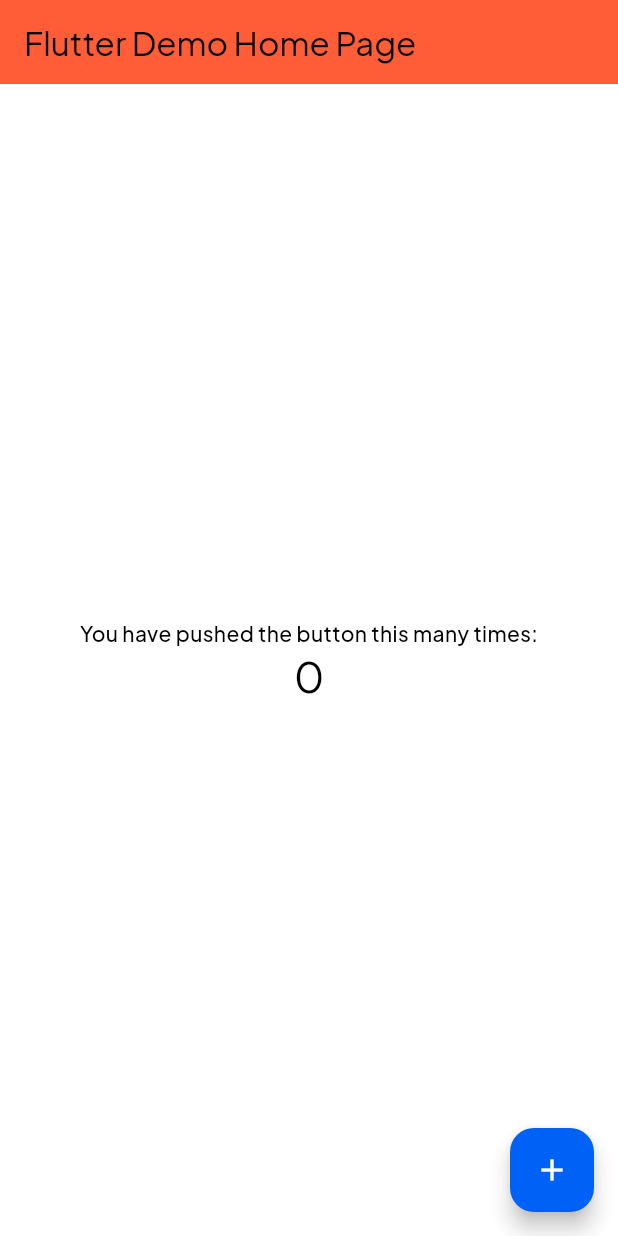
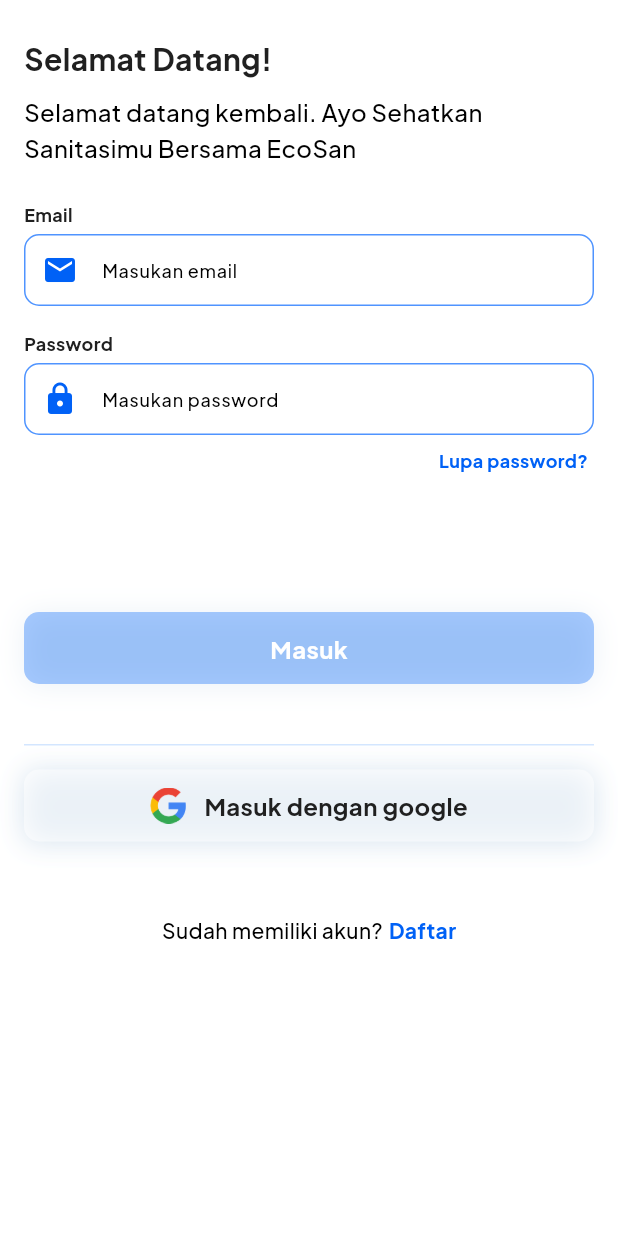
Before and after one commit to whoisgalih/ecosan, a Flutter app: the screen it shows after launch, on a phone screen of 412 x 824 dp. Run offline on Flutter 3.47's test engine with Material 2 defaults, Android fonts, the phone set to English and light mode, and no system bars; our stand-ins replace get, google_fonts.

Commit message:
ui slicing login

```diff
--- /dev/null
+++ b/lib/app/modules/auth/bindings/auth_binding.dart
@@ -0,0 +1,12 @@
+import 'package:get/get.dart';
+
+import '../controllers/auth_controller.dart';
+
+class AuthBinding extends Bindings {
+  @override
+  void dependencies() {
+    Get.lazyPut<AuthController>(
+      () => AuthController(),
+    );
+  }
+}
--- /dev/null
+++ b/lib/app/modules/auth/controllers/auth_controller.dart
@@ -0,0 +1,23 @@
+import 'package:get/get.dart';
+
+class AuthController extends GetxController {
+  //TODO: Implement AuthController
+
+  final count = 0.obs;
+  @override
+  void onInit() {
+    super.onInit();
+  }
+
+  @override
+  void onReady() {
+    super.onReady();
+  }
+
+  @override
+  void onClose() {
+    super.onClose();
+  }
+
+  void increment() => count.value++;
+}
--- /dev/null
+++ b/lib/app/modules/auth/views/auth_view.dart
@@ -0,0 +1,142 @@
+import 'package:ecosan/app/modules/themes/colors.dart';
+import 'package:ecosan/app/modules/themes/fonts.dart';
+import 'package:ecosan/app/modules/widgets/button.dart';
+import 'package:ecosan/app/modules/widgets/form_input.dart';
+import 'package:flutter/material.dart';
+
+import 'package:get/get.dart';
+
+import '../controllers/auth_controller.dart';
+
+class AuthView extends GetView<AuthController> {
+  const AuthView({Key? key}) : super(key: key);
+  @override
+  Widget build(BuildContext context) {
+    return Scaffold(
+      body: SafeArea(
+        child: Column(
+          children: [
+            Padding(
+              padding: const EdgeInsets.symmetric(horizontal: 16, vertical: 24),
+              child: Column(
+                crossAxisAlignment: CrossAxisAlignment.start,
+                children: [
+                  Text(
+                    "Selamat Datang!",
+                    style: TextStyles.header2.bold(),
+                  ),
+                  const SizedBox(height: 8),
+                  Text(
+                    "Selamat datang kembali. Ayo Sehatkan Sanitasimu Bersama EcoSan",
+                    style: TextStyles.normal,
+                  )
+                ],
+              ),
+            ),
+            Padding(
+              padding: const EdgeInsets.symmetric(horizontal: 16),
+              child: Column(
+                crossAxisAlignment: CrossAxisAlignment.end,
+                children: [
+                  const FormInput(
+                      hint: "Masukan email",
+                      icon: Icons.mail,
+                      label: "Email",
+                      keyboardType: TextInputType.emailAddress),
+                  const SizedBox(height: 16),
+                  const FormInput(
+                      label: "Password",
+                      hint: "Masukan password",
+                      keyboardType: TextInputType.visiblePassword,
+                      icon: Icons.lock),
+                  const SizedBox(height: 4),
+                  InkWell(
+                    customBorder: RoundedRectangleBorder(
+                        borderRadius: BorderRadius.circular(4)),
+                    onTap: () {},
+                    child: Padding(
+                      padding: const EdgeInsets.all(4.0),
+                      child: Text(
+                        "Lupa password?",
+                        style:
+                            TextStyles.tiny.bold(color: EcoSanColors.primary),
+                      ),
+                    ),
+                  ),
+                ],
+              ),
+            ),
+            SizedBox(height: 88),
+            Padding(
+              padding: EdgeInsets.symmetric(horizontal: 16),
+              child: Column(
+                children: [
+                  EcoSanButton(
+                    isDisabled: true,
+                    onTap: () {},
+                    child: Text(
+                      "Masuk",
+                      style: TextStyles.normal.bold(color: Colors.white),
+                    ),
+                  ),
+                  const SizedBox(height: 40),
+                  Divider(
+                    height: 1,
+                    color: EcoSanColors.primary[50],
+                  ),
+                  const SizedBox(height: 16),
+                  EcoSanButton(
+                    isDisabled: false,
+                    color: Colors.white,
+                    onTap: () {},
+                    boxShadows: const [
+                      BoxShadow(
+                        color: Color(0x1400519B),
+                        blurRadius: 15,
+                        offset: Offset(0, 1),
+                        spreadRadius: 0,
+                      )
+                    ],
+                    child: Row(
+                      crossAxisAlignment: CrossAxisAlignment.center,
+                      mainAxisAlignment: MainAxisAlignment.center,
+                      children: [
+                        Image.asset(
+                          "assets/images/google.png",
+                          width: 24,
+                          height: 24,
+                          fit: BoxFit.fill,
+                        ),
+                        const SizedBox(width: 12),
+                        Text(
+                          "Masuk dengan google",
+                          style: TextStyles.normal.bold(),
+                        ),
+                      ],
+                    ),
+                  ),
+                  const SizedBox(height: 48),
+                  Row(
+                    mainAxisAlignment: MainAxisAlignment.center,
+                    children: [
+                      Text(
+                        "Sudah memiliki akun?",
+                        style: TextStyles.small,
+                      ),
+                      SizedBox(width: 4),
+                      Text(
+                        "Daftar",
+                        style:
+                            TextStyles.small.bold(color: EcoSanColors.primary),
+                      )
+                    ],
+                  )
+                ],
+              ),
+            ),
+          ],
+        ),
+      ),
+    );
+  }
+}
--- /dev/null
+++ b/lib/app/modules/home/bindings/home_binding.dart
@@ -0,0 +1,12 @@
+import 'package:get/get.dart';
+
+import '../controllers/home_controller.dart';
+
+class HomeBinding extends Bindings {
+  @override
+  void dependencies() {
+    Get.lazyPut<HomeController>(
+      () => HomeController(),
+    );
+  }
+}
--- /dev/null
+++ b/lib/app/modules/home/controllers/home_controller.dart
@@ -0,0 +1,23 @@
+import 'package:get/get.dart';
+
+class HomeController extends GetxController {
+  //TODO: Implement HomeController
+
+  RxInt count = 0.obs;
+  @override
+  void onInit() {
+    super.onInit();
+  }
+
+  @override
+  void onReady() {
+    super.onReady();
+  }
+
+  @override
+  void onClose() {
+    super.onClose();
+  }
+
+  void increment() => count.value++;
+}
--- /dev/null
+++ b/lib/app/modules/home/views/home_view.dart
@@ -0,0 +1,32 @@
+import 'package:flutter/material.dart';
+
+import 'package:get/get.dart';
+
+import '../controllers/home_controller.dart';
+
+class HomeView extends GetView<HomeController> {
+  const HomeView({Key? key}) : super(key: key);
+  @override
+  Widget build(BuildContext context) {
+    return Scaffold(
+      appBar: AppBar(
+        title: const Text('HomeView'),
+        centerTitle: true,
+      ),
+      body: Center(
+        child: Obx(
+          () => Text(
+            '${controller.count}',
+            style: TextStyle(fontSize: 20),
+          ),
+        ),
+      ),
+      floatingActionButton: FloatingActionButton(
+        onPressed: () {
+          controller.count++;
+        },
+        child: const Icon(Icons.add),
+      ),
+    );
+  }
+}
--- a/lib/theme/colors.dart
+++ b/lib/app/modules/themes/colors.dart
@@ -1,6 +1,6 @@
 import 'package:flutter/material.dart';
 
-// create color extensions
+// create color class
 abstract final class EcoSanColors {
   // primary color
   static const MaterialColor primary = MaterialColor(
--- a/lib/theme/fonts.dart
+++ b/lib/app/modules/themes/fonts.dart
@@ -1,3 +1,4 @@
+import 'package:ecosan/app/modules/themes/colors.dart';
 import 'package:flutter/material.dart';
 import 'package:google_fonts/google_fonts.dart';
 
@@ -40,11 +41,11 @@
 }
 
 extension WeightModifier on TextStyle {
-  TextStyle semibold() {
-    return copyWith(fontWeight: FontWeight.w600);
+  TextStyle semibold({Color color = EcoSanColors.systemBlack}) {
+    return copyWith(fontWeight: FontWeight.w600, color: color);
   }
 
-  TextStyle bold() {
-    return copyWith(fontWeight: FontWeight.w700);
+  TextStyle bold({Color color = EcoSanColors.systemBlack}) {
+    return copyWith(fontWeight: FontWeight.w700, color: color);
   }
 }
--- /dev/null
+++ b/lib/app/modules/widgets/button.dart
@@ -0,0 +1,73 @@
+import 'package:ecosan/app/modules/themes/colors.dart';
+import 'package:flutter/material.dart';
+
+class EcoSanButton extends StatelessWidget {
+  // create disabled state
+  final bool isDisabled;
+
+  // enambled color
+  final Color? color;
+
+  // disabled color
+  final Color? disabledColor;
+
+  // button properties
+  final GestureTapCallback onTap;
+  final Widget child;
+  final double width;
+  final double borderRadius;
+  final List<BoxShadow>? boxShadows;
+
+  const EcoSanButton({
+    super.key,
+    required this.isDisabled,
+    this.color,
+    this.disabledColor,
+    required this.onTap,
+    required this.child,
+    this.width = double.infinity,
+    this.borderRadius = 10,
+    this.boxShadows,
+  });
+
+  Color get _color => color ?? EcoSanColors.primary[500]!;
+  Color get _disabledColor => disabledColor ?? EcoSanColors.primary[100]!;
+
+  @override
+  Widget build(BuildContext context) {
+    return Container(
+      decoration: BoxDecoration(boxShadow: boxShadows),
+      child: Material(
+        color: isDisabled ? _disabledColor : _color,
+        borderRadius: BorderRadius.circular(10),
+        child: isDisabled
+            ? button()
+            : InkWell(
+                onTap: onTap,
+                customBorder: RoundedRectangleBorder(
+                    borderRadius: BorderRadius.circular(borderRadius)),
+                child: button(),
+              ),
+      ),
+    );
+  }
+
+  Container button() {
+    return Container(
+        decoration: BoxDecoration(
+            borderRadius: BorderRadius.circular(borderRadius),
+            boxShadow: [
+              BoxShadow(
+                color: Color(0x1400519B),
+                blurRadius: 15,
+                offset: Offset(0, 1),
+                spreadRadius: 0,
+              )
+            ]),
+        width: width,
+        padding: const EdgeInsets.symmetric(horizontal: 16, vertical: 12),
+        child: Center(
+          child: child,
+        ));
+  }
+}
--- /dev/null
+++ b/lib/app/modules/widgets/form_input.dart
@@ -0,0 +1,42 @@
+import 'package:ecosan/app/modules/themes/fonts.dart';
+import 'package:flutter/material.dart';
+
+class FormInput extends StatelessWidget {
+  final String label;
+  final String hint;
+  final IconData? icon;
+  final TextInputType keyboardType;
+
+  const FormInput({
+    super.key,
+    required this.label,
+    required this.hint,
+    this.icon,
+    required this.keyboardType,
+  });
+
+  @override
+  Widget build(BuildContext context) {
+    return Column(
+      crossAxisAlignment: CrossAxisAlignment.start,
+      children: [
+        Text(
+          label,
+          style: TextStyles.tiny.bold(),
+        ),
+        const SizedBox(height: 4),
+        TextField(
+            keyboardType: keyboardType,
+            style: TextStyles.tiny,
+            decoration: InputDecoration(
+                prefixIcon: icon == null
+                    ? null
+                    : Icon(
+                        icon,
+                        size: 24,
+                      ),
+                hintText: hint)),
+      ],
+    );
+  }
+}
--- /dev/null
+++ b/lib/app/routes/app_pages.dart
@@ -0,0 +1,27 @@
+import 'package:get/get.dart';
+
+import '../modules/auth/bindings/auth_binding.dart';
+import '../modules/auth/views/auth_view.dart';
+import '../modules/home/bindings/home_binding.dart';
+import '../modules/home/views/home_view.dart';
+
+part 'app_routes.dart';
+
+class AppPages {
+  AppPages._();
+
+  static const INITIAL = Routes.AUTH;
+
+  static final routes = [
+    GetPage(
+      name: _Paths.HOME,
+      page: () => const HomeView(),
+      binding: HomeBinding(),
+    ),
+    GetPage(
+      name: _Paths.AUTH,
+      page: () => const AuthView(),
+      binding: AuthBinding(),
+    ),
+  ];
+}
--- /dev/null
+++ b/lib/app/routes/app_routes.dart
@@ -0,0 +1,14 @@
+part of 'app_pages.dart';
+// DO NOT EDIT. This is code generated via package:get_cli/get_cli.dart
+
+abstract class Routes {
+  Routes._();
+  static const HOME = _Paths.HOME;
+  static const AUTH = _Paths.AUTH;
+}
+
+abstract class _Paths {
+  _Paths._();
+  static const HOME = '/home';
+  static const AUTH = '/auth';
+}
--- a/lib/main.dart
+++ b/lib/main.dart
@@ -1,6 +1,8 @@
-import 'package:ecosan/theme/colors.dart';
-import 'package:ecosan/theme/fonts.dart';
+import 'package:ecosan/app/modules/themes/fonts.dart';
+import 'package:ecosan/app/routes/app_pages.dart';
+import 'package:ecosan/app/modules/themes/colors.dart';
 import 'package:flutter/material.dart';
+import 'package:get/get.dart';
 import 'package:google_fonts/google_fonts.dart';
 
 void main() {
@@ -12,66 +14,40 @@
 
   @override
   Widget build(BuildContext context) {
-    return MaterialApp(
-      title: 'Flutter Demo',
+    return GetMaterialApp(
+      getPages: AppPages.routes,
+      initialRoute: AppPages.INITIAL,
+      title: 'EcoSan',
       theme: ThemeData(
         useMaterial3: true,
         fontFamily: GoogleFonts.plusJakartaSans().fontFamily,
+        scaffoldBackgroundColor: Colors.white,
         colorScheme: ColorScheme.fromSwatch(
           primarySwatch: EcoSanColors.primary,
           accentColor: EcoSanColors.secondary,
           errorColor: EcoSanColors.error,
         ),
-      ),
-      home: const MyHomePage(title: 'Flutter Demo Home Page'),
-    );
-  }
-}
-
-class MyHomePage extends StatefulWidget {
-  const MyHomePage({super.key, required this.title});
-  final String title;
-
-  @override
-  State<MyHomePage> createState() => _MyHomePageState();
-}
-
-class _MyHomePageState extends State<MyHomePage> {
-  int _counter = 0;
-
-  void _incrementCounter() {
-    setState(() {
-      _counter++;
-    });
-  }
-
-  @override
-  Widget build(BuildContext context) {
-    return Scaffold(
-      appBar: AppBar(
-        backgroundColor: Theme.of(context).colorScheme.error,
-        title: Text(widget.title),
-      ),
-      body: Center(
-        child: Column(
-          mainAxisAlignment: MainAxisAlignment.center,
-          children: <Widget>[
-            Text(
-              'You have pushed the button this many times:',
-              style: TextStyles.small,
-            ),
-            Text(
-              '$_counter',
-              style: Theme.of(context).textTheme.headlineMedium,
-            ),
-          ],
+        textTheme: TextTheme(
+          titleLarge: TextStyles.header1.bold(),
+          titleMedium: TextStyles.header2.bold(),
+          titleSmall: TextStyles.header3.bold(),
+          bodyLarge: TextStyles.normal,
+          bodyMedium: TextStyles.small,
+          bodySmall: TextStyles.tiny,
         ),
-      ),
-      floatingActionButton: FloatingActionButton(
-        onPressed: _incrementCounter,
-        tooltip: 'Increment',
-        child: const Icon(Icons.add),
-        backgroundColor: EcoSanColors.primary[500],
+        inputDecorationTheme: InputDecorationTheme(
+          enabledBorder: OutlineInputBorder(
+            borderSide: BorderSide(width: 1, color: EcoSanColors.primary[300]!),
+            borderRadius: BorderRadius.all(Radius.circular(10)),
+          ),
+          focusedBorder: OutlineInputBorder(
+            borderSide: BorderSide(width: 2, color: EcoSanColors.primary[300]!),
+            borderRadius: BorderRadius.all(Radius.circular(10)),
+          ),
+          contentPadding: EdgeInsets.all(12),
+          prefixIconColor: EcoSanColors.primary,
+          hintStyle: TextStyles.tiny,
+        ),
       ),
     );
   }
```
Also changed, not shown: pubspec.yaml (+7 -63 lines), assets/images/google.png (added), pubspec.lock.
